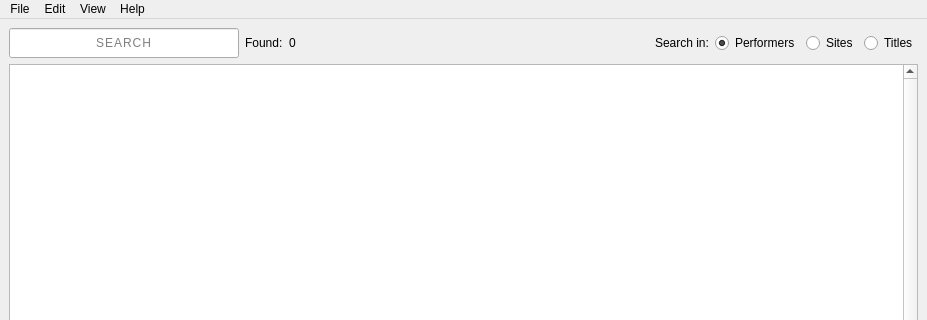
The window that src/sxtools/ui/mainwindow.ui (nschepsen/sxtools-manager) describes before a commit, drawn with Qt 5; both pictures show x 0 to 927 and y 0 to 320 of the 927 by 517 pixel window.
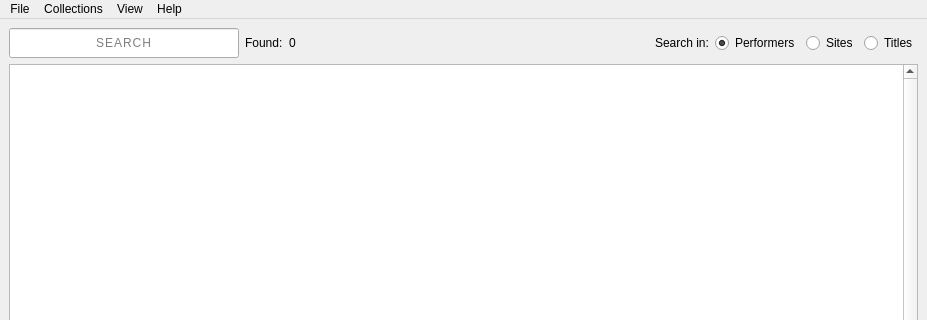
The same window after the commit. Icons and pictures are not drawn.

Commit message: connect UI actions

Patch:
```diff
--- a/src/sxtools/ui/mainwindow.ui
+++ b/src/sxtools/ui/mainwindow.ui
@@ -201,7 +201,7 @@
    </widget>
    <widget class="QMenu" name="mEdit">
     <property name="title">
-     <string>Edit</string>
+     <string>Collections</string>
     </property>
     <addaction name="aSettings"/>
    </widget>
```
Left out of the diff: 26 changed lines with no effect on the pictures. The commit also changes 4 other files.
